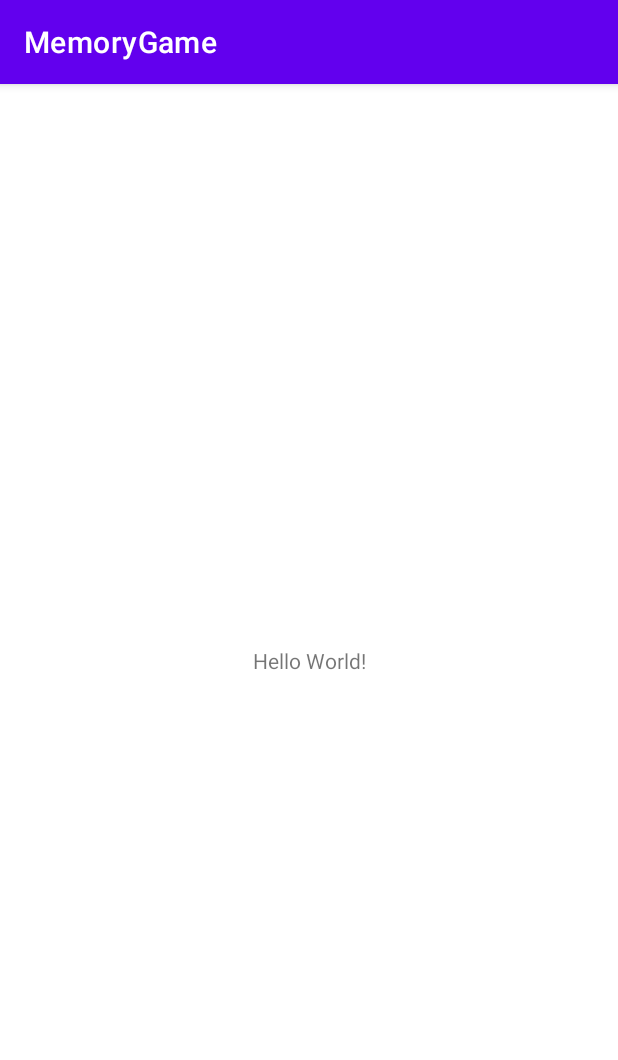
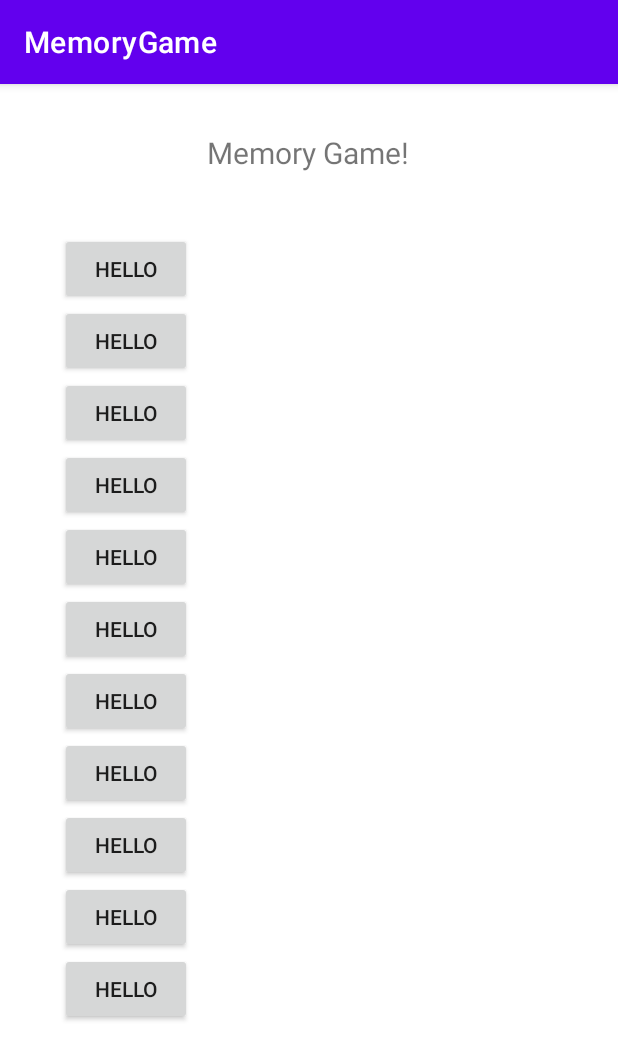
Before and after one commit to Dreamykass/random-uni-work, an Android app: the screen it shows after launch (MainActivity), on a phone screen of 412 x 824 dp. Shown: the top 1060 px of the screen. Run offline under Robolectric (Android 15) with nearby library versions, the phone set to English and light mode, and no system bars; 2 statements that could not run were skipped.

```diff
--- a/2020-11-02--android-p03--memory-game/app/build.gradle
+++ b/2020-11-02--android-p03--memory-game/app/build.gradle
@@ -23,6 +23,9 @@ android {
             proguardFiles getDefaultProguardFile('proguard-android-optimize.txt'), 'proguard-rules.pro'
         }
     }
+    buildFeatures {
+        viewBinding true
+    }
     compileOptions {
         sourceCompatibility JavaVersion.VERSION_1_8
         targetCompatibility JavaVersion.VERSION_1_8
@@ -33,12 +36,12 @@ android {
 }
 
 dependencies {
-
     implementation "org.jetbrains.kotlin:kotlin-stdlib:$kotlin_version"
     implementation 'androidx.core:core-ktx:1.3.2'
     implementation 'androidx.appcompat:appcompat:1.2.0'
     implementation 'com.google.android.material:material:1.2.1'
     implementation 'androidx.constraintlayout:constraintlayout:2.0.2'
+    implementation 'androidx.gridlayout:gridlayout:1.0.0'
     testImplementation 'junit:junit:4.+'
     androidTestImplementation 'androidx.test.ext:junit:1.1.2'
     androidTestImplementation 'androidx.test.espresso:espresso-core:3.3.0'
--- a/2020-11-02--android-p03--memory-game/app/src/main/AndroidManifest.xml
+++ b/2020-11-02--android-p03--memory-game/app/src/main/AndroidManifest.xml
@@ -9,6 +9,7 @@
         android:roundIcon="@mipmap/ic_launcher_round"
         android:supportsRtl="true"
         android:theme="@style/Theme.MemoryGame">
+        <activity android:name=".GameActivity"></activity>
         <activity android:name=".MainActivity">
             <intent-filter>
                 <action android:name="android.intent.action.MAIN" />
--- a/2020-11-02--android-p03--memory-game/app/src/main/java/com/dkass/memorygame/MainActivity.kt
+++ b/2020-11-02--android-p03--memory-game/app/src/main/java/com/dkass/memorygame/MainActivity.kt
@@ -1,11 +1,42 @@
 package com.dkass.memorygame
 
+import android.content.Intent
+import android.os.Bundle
+import android.widget.Button
 import androidx.appcompat.app.AppCompatActivity
-import android.os.Bundle
+import androidx.constraintlayout.widget.ConstraintLayout
+import com.dkass.memorygame.databinding.ActivityMainBinding
 
 class MainActivity : AppCompatActivity() {
+    private lateinit var binding: ActivityMainBinding
+
     override fun onCreate(savedInstanceState: Bundle?) {
         super.onCreate(savedInstanceState)
-        setContentView(R.layout.activity_main)
+        binding = ActivityMainBinding.inflate(layoutInflater)
+        val view = binding.root
+        setContentView(view)
+
+        val loader = this::class.java.classLoader!!
+        val levelsResource = loader.getResource("/raw/levels.xml")!!
+        val levelsString = levelsResource.readText()
+//        val levels = levelsFromXmlString(levelsString)
+
+
+        for (i in 0..10) {
+            val butt = Button(this);
+            butt.text = "hello"
+            butt.layoutParams = ConstraintLayout.LayoutParams(
+                ConstraintLayout.LayoutParams.WRAP_CONTENT,
+                ConstraintLayout.LayoutParams.WRAP_CONTENT
+            )
+            butt.setOnClickListener {
+                val intent = Intent(this, GameActivity::class.java).apply {
+                    // putExtra("level id", level_id)
+                }
+                startActivity(intent);
+            }
+
+            binding.linearLayoutLevelSelect.addView(butt);
+        }
     }
 }
--- a/2020-11-02--android-p03--memory-game/app/src/main/res/layout/activity_main.xml
+++ b/2020-11-02--android-p03--memory-game/app/src/main/res/layout/activity_main.xml
@@ -7,12 +7,33 @@
     tools:context=".MainActivity">
 
     <TextView
+        android:id="@+id/textViewAppName"
         android:layout_width="wrap_content"
         android:layout_height="wrap_content"
-        android:text="Hello World!"
-        app:layout_constraintBottom_toBottomOf="parent"
+        android:layout_marginTop="32dp"
+        android:text="Memory Game!"
+        android:textSize="20sp"
+        app:layout_constraintHorizontal_bias="0.498"
         app:layout_constraintLeft_toLeftOf="parent"
         app:layout_constraintRight_toRightOf="parent"
         app:layout_constraintTop_toTopOf="parent" />
 
+    <androidx.constraintlayout.widget.ConstraintLayout
+        android:layout_width="match_parent"
+        android:layout_height="0dp"
+        android:layout_margin="20sp"
+        app:layout_constraintBottom_toBottomOf="parent"
+        app:layout_constraintTop_toBottomOf="@+id/textViewAppName"
+        tools:layout_editor_absoluteX="199dp">
+
+        <LinearLayout
+            android:id="@+id/linearLayoutLevelSelect"
+            android:layout_width="match_parent"
+            android:layout_height="match_parent"
+            android:layout_margin="20sp"
+            android:orientation="vertical"
+            tools:layout_editor_absoluteX="244dp"
+            tools:layout_editor_absoluteY="303dp" />
+    </androidx.constraintlayout.widget.ConstraintLayout>
+
 </androidx.constraintlayout.widget.ConstraintLayout>
--- a/2020-11-02--android-p03--memory-game/build.gradle
+++ b/2020-11-02--android-p03--memory-game/build.gradle
@@ -18,6 +18,7 @@ allprojects {
     repositories {
         google()
         jcenter()
+        maven { url "https://kotlin.bintray.com/kotlinx" }
     }
 }
 
```
Also changed, not shown: 2020-11-02--android-p03--memory-game/app/src/main/java/com/dkass/memorygame/GameActivity.kt (added, +24 -0 lines), 2020-11-02--android-p03--memory-game/app/src/main/java/com/dkass/memorygame/Level.kt (added, +17 -0 lines), 2020-11-02--android-p03--memory-game/app/src/main/res/layout/activity_game.xml (added, +29 -0 lines), 2020-11-02--android-p03--memory-game/app/src/main/res/raw/levels.xml (added, +15 -0 lines), 2020-11-02--android-p03--memory-game/app/src/main/res/raw/black.png (added), 2020-11-02--android-p03--memory-game/app/src/main/res/raw/blue.png (added), 2020-11-02--android-p03--memory-game/app/src/main/res/raw/green.png (added), 2020-11-02--android-p03--memory-game/app/src/main/res/raw/orange.png (added), 2020-11-02--android-p03--memory-game/app/src/main/res/raw/purple.png (added), 2020-11-02--android-p03--memory-game/app/src/main/res/raw/red.png (added), 2020-11-02--android-p03--memory-game/app/src/main/res/raw/white.png (added), 2020-11-02--android-p03--memory-game/app/src/main/res/raw/yellow.png (added), 2020-11-02--android-p03--memory-game/gradle/wrapper/gradle-wrapper.properties, 1 other file.
